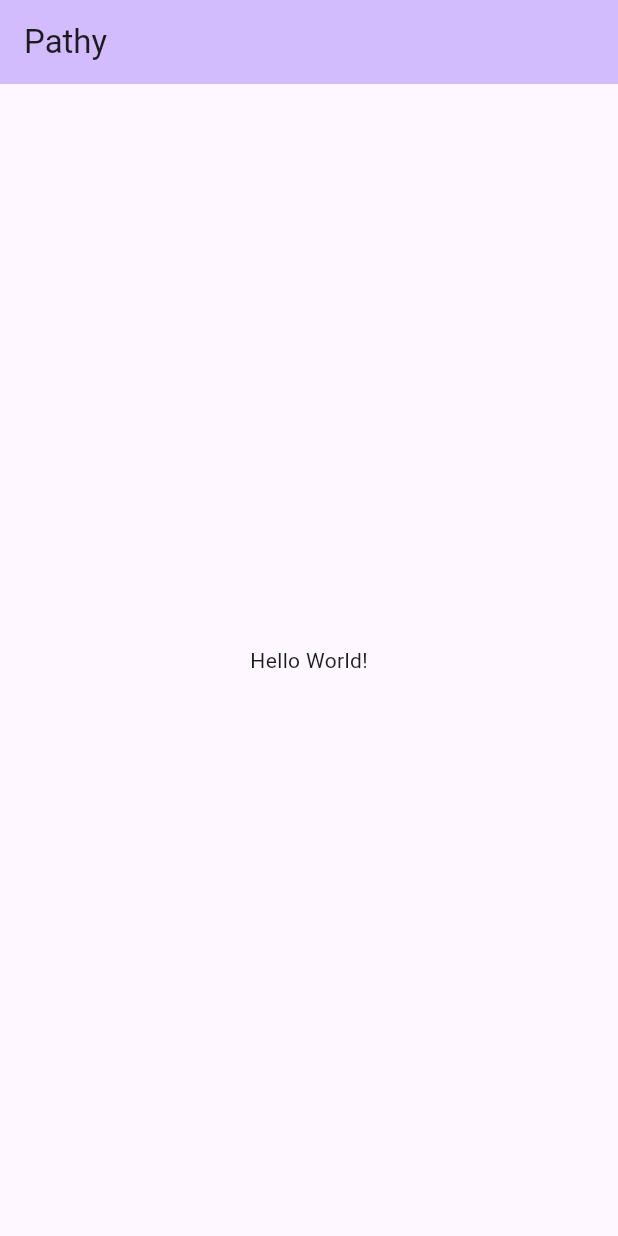
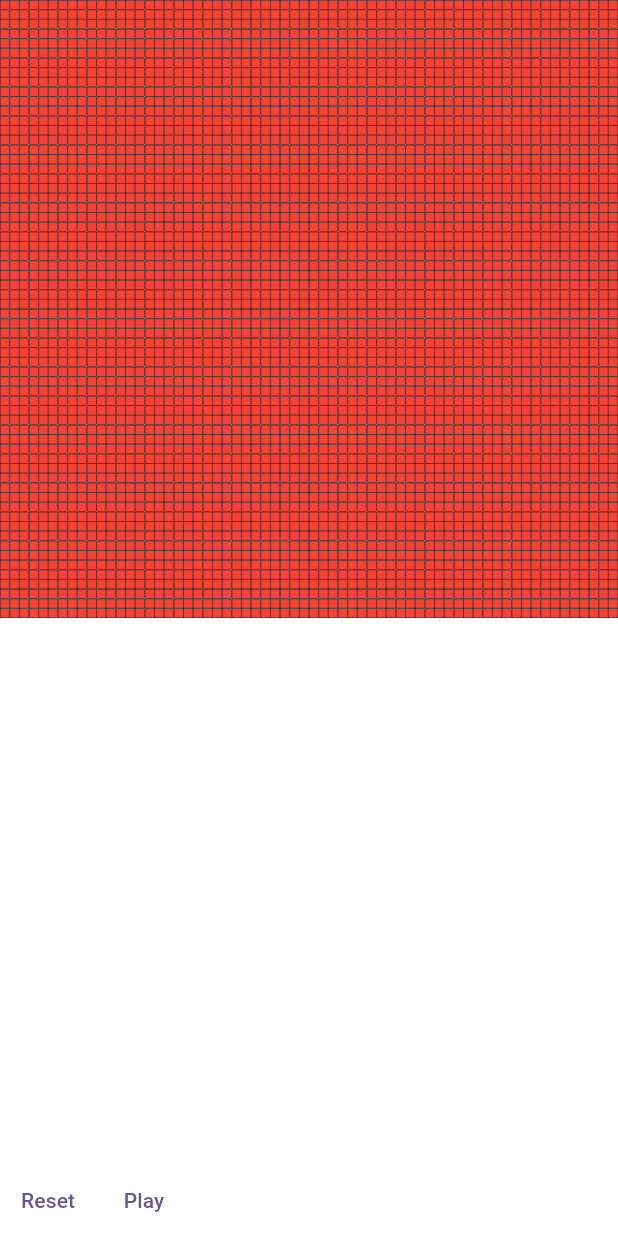
Before and after one commit to Ouky22/Pathy, a Flutter app: the screen it shows after launch, on a phone screen of 412 x 824 dp. Run offline on Flutter 3.47's test engine with Material 3 defaults, Android fonts, the phone set to English and light mode, and no system bars.

Commit message:
add simple grid UI with two control buttons

```diff
--- /dev/null
+++ b/lib/feature/algorithm_visualizer/presentation/widget/algorithm_visualizer_page.dart
@@ -0,0 +1,65 @@
+import 'package:flutter/material.dart';
+import 'package:pathy/feature/algorithm_visualizer/presentation/visualizer_view_model.dart';
+import 'package:pathy/feature/algorithm_visualizer/presentation/widget/visualizer_grid.dart';
+import 'package:provider/provider.dart';
+
+import '../visualizer_event.dart';
+import '../visualizer_state.dart';
+
+class AlgorithmVisualizerPage extends StatelessWidget {
+  const AlgorithmVisualizerPage({super.key});
+
+  @override
+  Widget build(BuildContext context) {
+    return ChangeNotifierProvider(
+        create: (context) => VisualizerViewModel(),
+        child: Consumer<VisualizerViewModel>(builder: (context, model, child) {
+          return Column(
+            children: [
+              Expanded(
+                  child: VisualizerGrid(
+                      rows: VisualizerViewModel.rows,
+                      columns: VisualizerViewModel.cols,
+                      grid: model.state.grid)),
+              Row(
+                children: [
+                  TextButton(
+                      onPressed: () {
+                        model.onEvent(StopResetButtonClick());
+                      },
+                      child: Text(_stopResetButtonText(
+                          model.state.algorithmRunningStatus))),
+                  TextButton(
+                    onPressed: () {
+                      model.onEvent(PlayPauseButtonClick());
+                    },
+                    child: Text(_playPauseButtonText(
+                        model.state.algorithmRunningStatus)),
+                  )
+                ],
+              )
+            ],
+          );
+        }));
+  }
+
+  String _playPauseButtonText(AlgorithmRunningStatus algorithmRunningStatus) {
+    switch (algorithmRunningStatus) {
+      case AlgorithmRunningStatus.stopped:
+      case AlgorithmRunningStatus.paused:
+        return "Play";
+      case AlgorithmRunningStatus.running:
+        return "Pause";
+    }
+  }
+
+  String _stopResetButtonText(AlgorithmRunningStatus algorithmRunningStatus) {
+    switch (algorithmRunningStatus) {
+      case AlgorithmRunningStatus.stopped:
+        return "Reset";
+      case AlgorithmRunningStatus.running:
+      case AlgorithmRunningStatus.paused:
+        return "Stop";
+    }
+  }
+}
--- /dev/null
+++ b/lib/feature/algorithm_visualizer/presentation/widget/visualizer_grid.dart
@@ -0,0 +1,37 @@
+import 'package:flutter/material.dart';
+
+class VisualizerGrid extends StatelessWidget {
+  const VisualizerGrid(
+      {super.key,
+      required this.rows,
+      required this.columns,
+      required this.grid});
+
+  final int rows, columns;
+  final List<List<bool>> grid;
+
+  @override
+  Widget build(BuildContext context) {
+    return GridView.builder(
+      gridDelegate: SliverGridDelegateWithFixedCrossAxisCount(
+        crossAxisCount: columns,
+      ),
+      physics: const NeverScrollableScrollPhysics(),
+      itemCount: rows * columns,
+      itemBuilder: (context, index) {
+        int gridRow = index ~/ grid[0].length;
+        int gridColumn = index % grid[0].length;
+        bool isActive = grid[gridRow][gridColumn];
+        return GestureDetector(
+          onTap: () {},
+          child: Container(
+            decoration: BoxDecoration(
+              border: Border.all(color: Colors.black, width: 0.3),
+              color: isActive ? Colors.green : Colors.red,
+            ),
+          ),
+        );
+      },
+    );
+  }
+}
--- a/lib/main.dart
+++ b/lib/main.dart
@@ -1,4 +1,5 @@
 import 'package:flutter/material.dart';
+import 'package:pathy/feature/algorithm_visualizer/presentation/widget/algorithm_visualizer_page.dart';
 
 void main() {
   runApp(const MyApp());
@@ -15,26 +16,7 @@ class MyApp extends StatelessWidget {
         colorScheme: ColorScheme.fromSeed(seedColor: Colors.deepPurple),
         useMaterial3: true,
       ),
-      home: const MyHomePage(),
+      home: const AlgorithmVisualizerPage(),
     );
   }
 }
-
-class MyHomePage extends StatelessWidget {
-  const MyHomePage({super.key});
-
-  @override
-  Widget build(BuildContext context) {
-    return Scaffold(
-      appBar: AppBar(
-        backgroundColor: Theme.of(context).colorScheme.inversePrimary,
-        title: const Text("Pathy"),
-      ),
-      body: const Center(
-        child: Text(
-          'Hello World!',
-        ),
-      ),
-    );
-  }
-}
```
